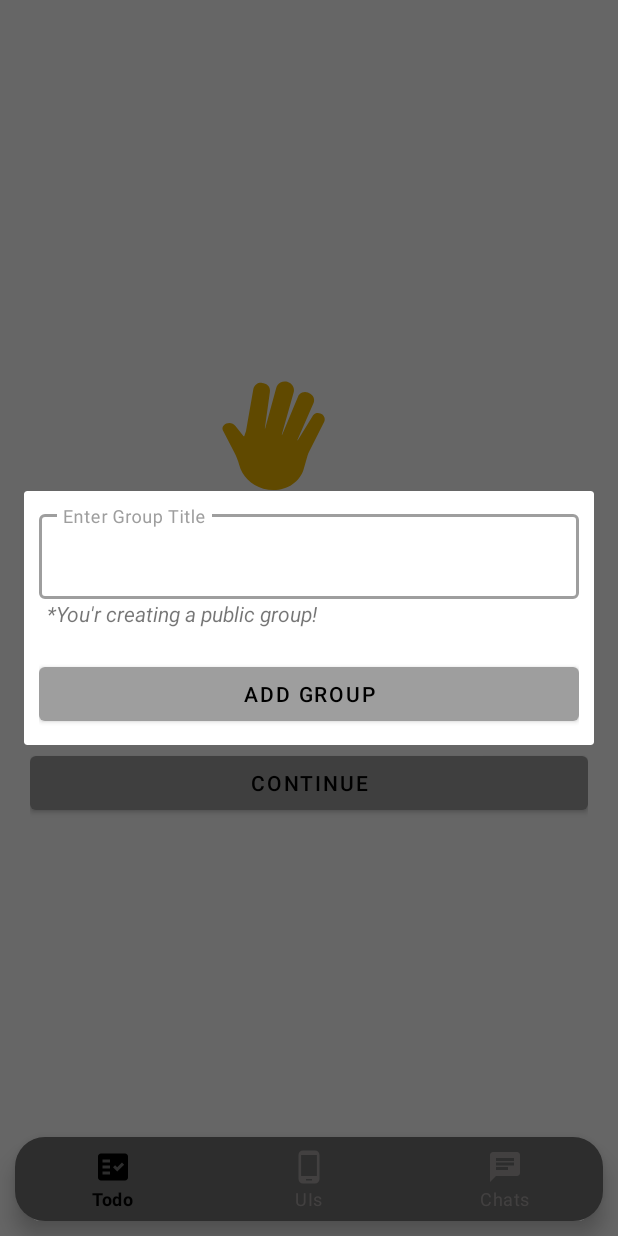
After one commit to Revindran/HelpDevs, an Android app: the fragment AddGroupDialog placed in its activity, on a phone screen of 412 x 824 dp. The commit adds this screen. Run offline under Robolectric (Android 15) with nearby library versions, the phone set to English and light mode, and no system bars; our stand-ins replace Dagger/Hilt's generated code, navigation-ui; 2 statements that could not run were skipped.

Commit message:
GroupChatImpl Done

```diff
--- a/app/build.gradle
+++ b/app/build.gradle
@@ -3,7 +3,7 @@ plugins {
     id 'kotlin-android'
     id 'kotlin-android-extensions'
     id 'kotlin-kapt'
-    id 'androidx.navigation.safeargs.kotlin'
+    id 'androidx.navigation.safeargs'
     id 'com.google.gms.google-services'
     id 'dagger.hilt.android.plugin'
 }
--- a/app/src/main/java/com/raveendran/helpdevs/adapters/ChatAdapter.kt
+++ b/app/src/main/java/com/raveendran/helpdevs/adapters/ChatAdapter.kt
@@ -71,10 +71,12 @@ class ChatAdapter : RecyclerView.Adapter<ChatAdapter.ChatViewHolder>() {
                 outView.visibility = View.VISIBLE
                 inView.visibility = View.GONE
                 receiverTimeText.visibility = View.GONE
+                timeText.visibility = View.VISIBLE
             } else {
                 inView.visibility = View.VISIBLE
                 outView.visibility = View.GONE
                 receiverTimeText.visibility = View.VISIBLE
+                timeText.visibility = View.GONE
             }
 
         }
--- a/app/src/main/java/com/raveendran/helpdevs/ui/activity/MainActivity.kt
+++ b/app/src/main/java/com/raveendran/helpdevs/ui/activity/MainActivity.kt
@@ -19,7 +19,7 @@ class MainActivity : AppCompatActivity() {
         navHostFragment.findNavController()
             .addOnDestinationChangedListener { _, destination, _ ->
                 when (destination.id) {
-                    R.id.todoFragment, R.id.uiViewsFragment
+                    R.id.todoFragment, R.id.uiViewsFragment, R.id.chatGroups
                     -> bottomNavigationView.visibility = View.VISIBLE
                     else -> bottomNavigationView.visibility = View.GONE
                 }
--- /dev/null
+++ b/app/src/main/java/com/raveendran/helpdevs/ui/fragments/AddGroupDialog.kt
@@ -0,0 +1,54 @@
+package com.raveendran.helpdevs.ui.fragments
+
+import android.content.SharedPreferences
+import android.os.Bundle
+import android.view.View
+import androidx.fragment.app.DialogFragment
+import androidx.fragment.app.viewModels
+import com.google.android.material.snackbar.Snackbar
+import com.raveendran.helpdevs.R
+import com.raveendran.helpdevs.models.ChatGroup
+import com.raveendran.helpdevs.other.Constants
+import com.raveendran.helpdevs.other.SharedPrefs
+import com.raveendran.helpdevs.ui.viewmodels.ChatViewModel
+import kotlinx.android.synthetic.main.add_group_dialog.*
+import kotlinx.coroutines.GlobalScope
+import kotlinx.coroutines.launch
+import java.text.SimpleDateFormat
+import java.util.*
+
+class AddGroupDialog : DialogFragment(R.layout.add_group_dialog) {
+
+    private val viewModel: ChatViewModel by viewModels()
+    private lateinit var sharedPref: SharedPreferences
+    private var userName = ""
+
+    override fun onViewCreated(view: View, savedInstanceState: Bundle?) {
+        super.onViewCreated(view, savedInstanceState)
+        sharedPref = context?.let { SharedPrefs.sharedPreferences(it) }!!
+        userName = sharedPref.getString(Constants.KEY_NAME, "").toString()
+        addGroupBtn.setOnClickListener {
+            createNewChatGroup(view)
+        }
+    }
+
+    private fun createNewChatGroup(view: View) {
+        val date = Date()
+        val ft = SimpleDateFormat("MMM dd, yyyy hh:mm a", Locale.US)
+        val currentDateTime = ft.format(date)
+        val name = groupTitleET.text.toString()
+        val data = ChatGroup(name, userName, currentDateTime, System.currentTimeMillis())
+        if (name.isNotEmpty()) {
+            GlobalScope.launch {
+                viewModel.createNewChatGroup(data)
+            }
+            groupTitleET.setText("")
+            dialog?.dismiss()
+        } else Snackbar.make(
+            view,
+            "Please provide any name to create a group",
+            Snackbar.LENGTH_SHORT
+        ).show()
+    }
+
+}
--- a/app/src/main/java/com/raveendran/helpdevs/ui/fragments/AddTodoDialog.kt
+++ b/app/src/main/java/com/raveendran/helpdevs/ui/fragments/AddTodoDialog.kt
@@ -18,7 +18,7 @@ import kotlinx.coroutines.launch
 import java.text.SimpleDateFormat
 import java.util.*
 
-class AddTodoDialog() : DialogFragment(R.layout.todo_add_dialog) {
+class AddTodoDialog : DialogFragment(R.layout.todo_add_dialog) {
 
     private val viewModel: TodoViewModel by viewModels()
     private var radioData = ""
@@ -34,7 +34,7 @@ class AddTodoDialog() : DialogFragment(R.layout.todo_add_dialog) {
         userName = sharedPref.getString(Constants.KEY_NAME, "").toString()
 
         onRadioButtonClicked()
-        addTodoBtn.setOnClickListener {
+        addGroupBtn.setOnClickListener {
             addTodo(view)
         }
     }
--- /dev/null
+++ b/app/src/main/res/drawable/ic_add.xml
@@ -0,0 +1,5 @@
+<vector android:height="24dp" android:tint="#B0ACAC"
+    android:viewportHeight="24" android:viewportWidth="24"
+    android:width="24dp" xmlns:android="http://schemas.android.com/apk/res/android">
+    <path android:fillColor="@android:color/white" android:pathData="M19,13h-6v6h-2v-6H5v-2h6V5h2v6h6v2z"/>
+</vector>
--- /dev/null
+++ b/app/src/main/res/drawable/ic_back.xml
@@ -0,0 +1,5 @@
+<vector android:autoMirrored="true" android:height="24dp"
+    android:tint="#B0ACAC" android:viewportHeight="24"
+    android:viewportWidth="24" android:width="24dp" xmlns:android="http://schemas.android.com/apk/res/android">
+    <path android:fillColor="@android:color/white" android:pathData="M20,11H7.83l5.59,-5.59L12,4l-8,8 8,8 1.41,-1.41L7.83,13H20v-2z"/>
+</vector>
--- /dev/null
+++ b/app/src/main/res/layout/add_group_dialog.xml
@@ -0,0 +1,40 @@
+<?xml version="1.0" encoding="utf-8"?>
+<LinearLayout xmlns:android="http://schemas.android.com/apk/res/android"
+    android:layout_width="match_parent"
+    android:layout_height="wrap_content"
+    android:minWidth="1000dp"
+    android:orientation="vertical"
+    android:padding="10dp">
+
+
+    <com.google.android.material.textfield.TextInputLayout
+        style="@style/Widget.MaterialComponents.TextInputLayout.OutlinedBox"
+        android:layout_width="match_parent"
+        android:layout_height="wrap_content"
+        android:hint="Enter Group Title">
+
+        <com.google.android.material.textfield.TextInputEditText
+            android:id="@+id/groupTitleET"
+            android:layout_width="match_parent"
+            android:layout_height="wrap_content"
+            android:inputType="textCapSentences" />
+
+    </com.google.android.material.textfield.TextInputLayout>
+
+    <TextView
+        android:layout_width="wrap_content"
+        android:layout_height="wrap_content"
+        android:layout_marginStart="5dp"
+        android:layout_marginBottom="20dp"
+        android:text="*You'r creating a public group!"
+        android:textStyle="italic" />
+
+
+    <Button
+        android:id="@+id/addGroupBtn"
+        android:layout_width="match_parent"
+        android:layout_height="wrap_content"
+        android:text="add Group" />
+
+
+</LinearLayout>
--- a/app/src/main/res/layout/todo_add_dialog.xml
+++ b/app/src/main/res/layout/todo_add_dialog.xml
@@ -72,10 +72,10 @@
 
 
         <Button
-            android:id="@+id/addTodoBtn"
+            android:id="@+id/addGroupBtn"
             android:layout_width="match_parent"
             android:layout_height="wrap_content"
-            android:text="add new Todo" />
+            android:text="add Todo" />
 
     </LinearLayout>
 
--- a/app/src/main/res/menu/top_nav_menu.xml
+++ b/app/src/main/res/menu/top_nav_menu.xml
@@ -10,7 +10,7 @@
         android:icon="@drawable/ic_ph_ui"
         android:title="UIs" />
     <item
-        android:id="@+id/chatFragment"
+        android:id="@+id/chatGroups"
         android:icon="@drawable/ic_chat"
         android:title="Chats" />
 </menu>
--- a/app/src/main/res/navigation/nav_graph.xml
+++ b/app/src/main/res/navigation/nav_graph.xml
@@ -24,10 +24,6 @@
     </fragment>
 
     <fragment
-        android:id="@+id/chatFragment"
-        android:name="com.raveendran.helpdevs.ui.fragments.ChatFragment"
-        android:label="ChatFragment" />
-    <fragment
         android:id="@+id/addTodoDialog"
         android:name="com.raveendran.helpdevs.ui.fragments.AddTodoDialog"
         android:label="AddTodoDialog" />
@@ -44,4 +40,25 @@
             app:popEnterAnim="@anim/slide_in_left"
             app:popExitAnim="@anim/slide_out_right" />
     </fragment>
+
+    <fragment
+        android:id="@+id/chatGroups"
+        android:name="com.raveendran.helpdevs.ui.fragments.ChatGroups"
+        android:label="ChatGroups">
+        <action
+            android:id="@+id/action_chatGroups_to_chatFragment"
+            app:destination="@id/chatFragment"
+            app:enterAnim="@anim/slide_in_right"
+            app:exitAnim="@anim/slide_out_left"
+            app:popEnterAnim="@anim/slide_in_left"
+            app:popExitAnim="@anim/slide_out_right" />
+    </fragment>
+    <fragment
+        android:id="@+id/chatFragment"
+        android:name="com.raveendran.helpdevs.ui.fragments.ChatFragment"
+        android:label="ChatFragment">
+        <argument
+            android:name="groupData"
+            app:argType="com.raveendran.helpdevs.models.ChatGroup" />
+    </fragment>
 </navigation>
--- a/app/src/main/res/values/strings.xml
+++ b/app/src/main/res/values/strings.xml
@@ -3,4 +3,5 @@
     <string name="dummpText">Lorem ipsum dolor sit amet, consectetur adipiscing elit. Donec aliquam felis nec justo tempus, in imperdiet ipsum lacinia. Pellentesque hendrerit maximus dui, id faucibus turpis varius eu. Nulla accumsan varius risus, ac efficitur ante. Nullam lobortis iaculis aliquet. Nulla facilisis diam sed ipsum varius finibus. Phasellus pulvinar faucibus dui, ut dictum enim maximus ut.</string>
     <!-- TODO: Remove or change this placeholder text -->
     <string name="hello_blank_fragment">Hello blank fragment</string>
+    <string name="welcome">Welcome</string>
 </resources>
```
Also changed, not shown: app/src/main/java/com/raveendran/helpdevs/adapters/ChatGroupsAdapter.kt (added, +63 -0 lines), app/src/main/java/com/raveendran/helpdevs/models/ChatGroup.kt (added, +10 -0 lines), app/src/main/java/com/raveendran/helpdevs/ui/fragments/ChatFragment.kt (+7 -7 lines), app/src/main/java/com/raveendran/helpdevs/ui/fragments/ChatGroups.kt (+43 -0 lines), app/src/main/java/com/raveendran/helpdevs/ui/viewmodels/ChatViewModel.kt (+38 -5 lines), app/src/main/res/layout/chat_group_fragment.xml (+81 -1 lines), app/src/main/res/layout/row_chat_group_item.xml (added, +33 -0 lines).
